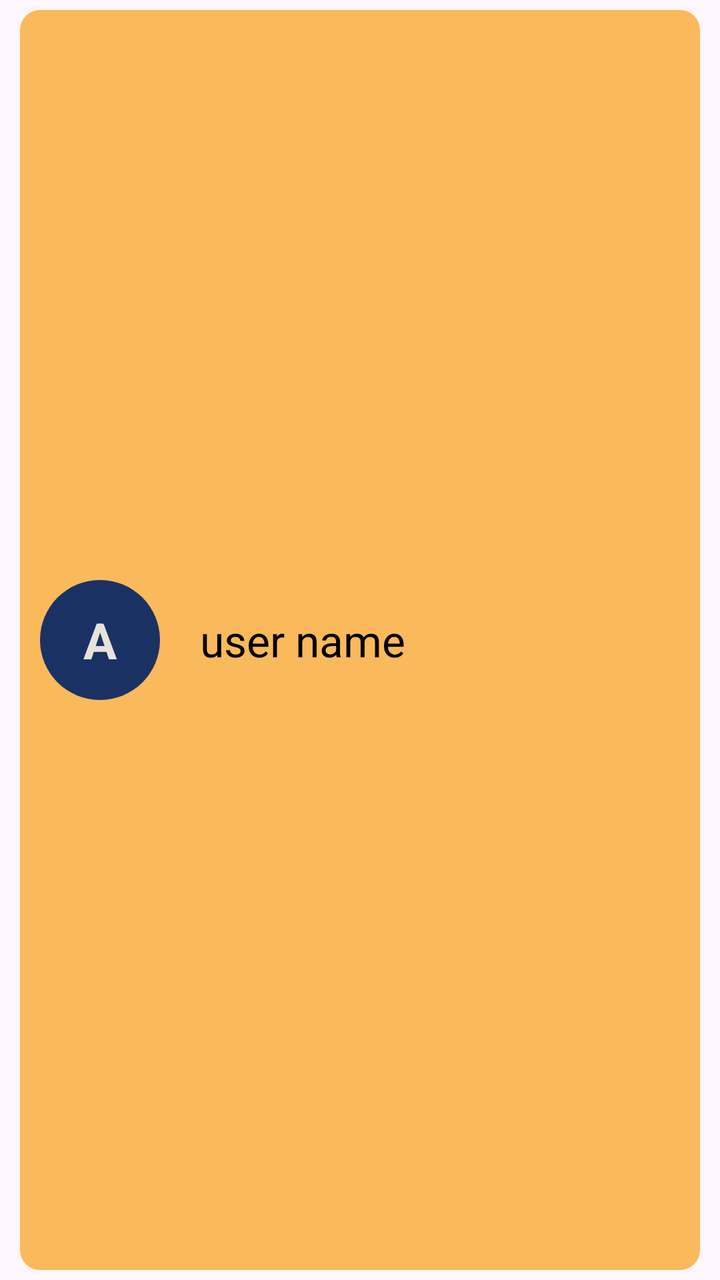
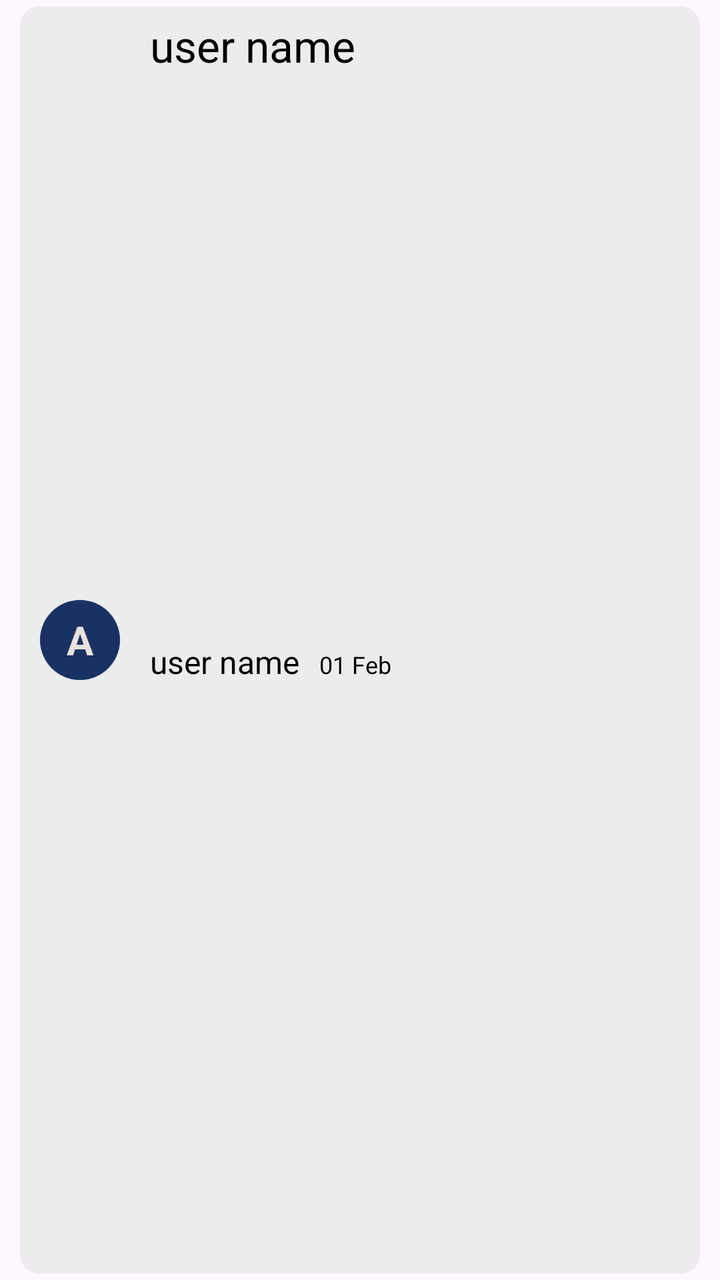

An Android layout rendered at two revisions. The XML below is the earlier revision; the diff shows what the commit changed to produce the second picture.
<!-- AndroidManifest.xml: application theme Theme.NChat -->
<!-- res/layout/chat_list_layout.xml -->
<?xml version="1.0" encoding="utf-8"?>
<androidx.constraintlayout.widget.ConstraintLayout xmlns:android="http://schemas.android.com/apk/res/android"
    android:layout_width="match_parent"
    android:layout_height="100dp">

    <LinearLayout
        android:layout_width="match_parent"
        android:layout_height="match_parent"
        android:layout_marginHorizontal="10dp"
        android:layout_marginVertical="5dp"
        android:background="@drawable/button_background"
        android:gravity="center_vertical"
        android:orientation="horizontal">

        <TextView
            android:id="@+id/iconTextView"
            android:layout_width="60dp"
            android:layout_height="60dp"
            android:layout_marginHorizontal="10dp"
            android:background="@drawable/circle"
            android:gravity="center"
            android:text="A"
            android:textColor="@color/light_colour"
            android:textSize="25sp"
            android:textStyle="bold" />

        <TextView
            android:id="@+id/nameTextView"
            android:layout_width="wrap_content"
            android:layout_height="wrap_content"
            android:layout_marginHorizontal="10dp"
            android:text="user name"
            android:textColor="@color/black"
            android:textSize="22sp" />
    </LinearLayout>

</androidx.constraintlayout.widget.ConstraintLayout>
<!-- resources referenced by this layout -->
<resources>
  <color name="black">#FF000000</color>
  <color name="light_colour">#E8E2DB</color>
  <!-- drawable button_background (drawable) -->
  <?xml version="1.0" encoding="utf-8"?>
  <shape xmlns:android="http://schemas.android.com/apk/res/android"
      android:shape="rectangle">
      <solid android:color="@color/CTA_colour" />
      <corners android:radius="10dp" />
  </shape>
  <!-- drawable circle (drawable) -->
  <?xml version="1.0" encoding="utf-8"?>
  <shape xmlns:android="http://schemas.android.com/apk/res/android"
      android:shape="oval">
      <solid android:color="@color/primary_colour" />
  </shape>
  <style name="Theme.NChat" parent="Base.Theme.NChat" />
  <color name="CTA_colour">#FAB95B</color>
  <color name="primary_colour">#1A3263</color>
  <style name="Base.Theme.NChat" parent="Theme.Material3.DayNight.NoActionBar">
          
  
      </style>
</resources>

<!-- the commit's change to res/layout/chat_list_layout.xml (unified diff, before → after) -->
@@ -1,37 +1,72 @@
 <?xml version="1.0" encoding="utf-8"?>
 <androidx.constraintlayout.widget.ConstraintLayout xmlns:android="http://schemas.android.com/apk/res/android"
     android:layout_width="match_parent"
-    android:layout_height="100dp">
+    android:layout_height="80dp">
 
     <LinearLayout
         android:layout_width="match_parent"
         android:layout_height="match_parent"
         android:layout_marginHorizontal="10dp"
-        android:layout_marginVertical="5dp"
+        android:layout_marginVertical="3dp"
         android:background="@drawable/button_background"
+        android:backgroundTint="#EDECEC"
         android:gravity="center_vertical"
         android:orientation="horizontal">
 
         <TextView
             android:id="@+id/iconTextView"
-            android:layout_width="60dp"
-            android:layout_height="60dp"
+            android:layout_width="40dp"
+            android:layout_height="40dp"
             android:layout_marginHorizontal="10dp"
             android:background="@drawable/circle"
             android:gravity="center"
             android:text="A"
             android:textColor="@color/light_colour"
-            android:textSize="25sp"
+            android:textSize="20sp"
             android:textStyle="bold" />
 
-        <TextView
-            android:id="@+id/nameTextView"
-            android:layout_width="wrap_content"
-            android:layout_height="wrap_content"
-            android:layout_marginHorizontal="10dp"
-            android:text="user name"
-            android:textColor="@color/black"
-            android:textSize="22sp" />
+        <LinearLayout
+            android:layout_width="0dp"
+            android:layout_height="match_parent"
+            android:layout_weight="1"
+            android:orientation="vertical"
+            android:padding="5dp">
+
+            <TextView
+                android:id="@+id/nameTextView"
+                android:layout_width="match_parent"
+                android:layout_height="0dp"
+                android:layout_weight="1"
+                android:text="user name"
+                android:textColor="@color/black"
+                android:textSize="22sp" />
+
+            <LinearLayout
+                android:layout_width="match_parent"
+                android:layout_height="0dp"
+                android:layout_weight="1"
+                android:orientation="horizontal">
+
+                <TextView
+                    android:id="@+id/lastMessage"
+                    android:layout_width="wrap_content"
+                    android:layout_height="wrap_content"
+                    android:text="user name"
+                    android:textColor="@color/black"
+                    android:textSize="16sp" />
+
+                <TextView
+                    android:id="@+id/lastTime"
+                    android:layout_width="wrap_content"
+                    android:layout_height="wrap_content"
+                    android:layout_marginHorizontal="10dp"
+                    android:text="01 Feb"
+                    android:textColor="@color/black"
+                    android:textSize="12sp" />
+
+            </LinearLayout>
+
+        </LinearLayout>
     </LinearLayout>
 
 </androidx.constraintlayout.widget.ConstraintLayout>
